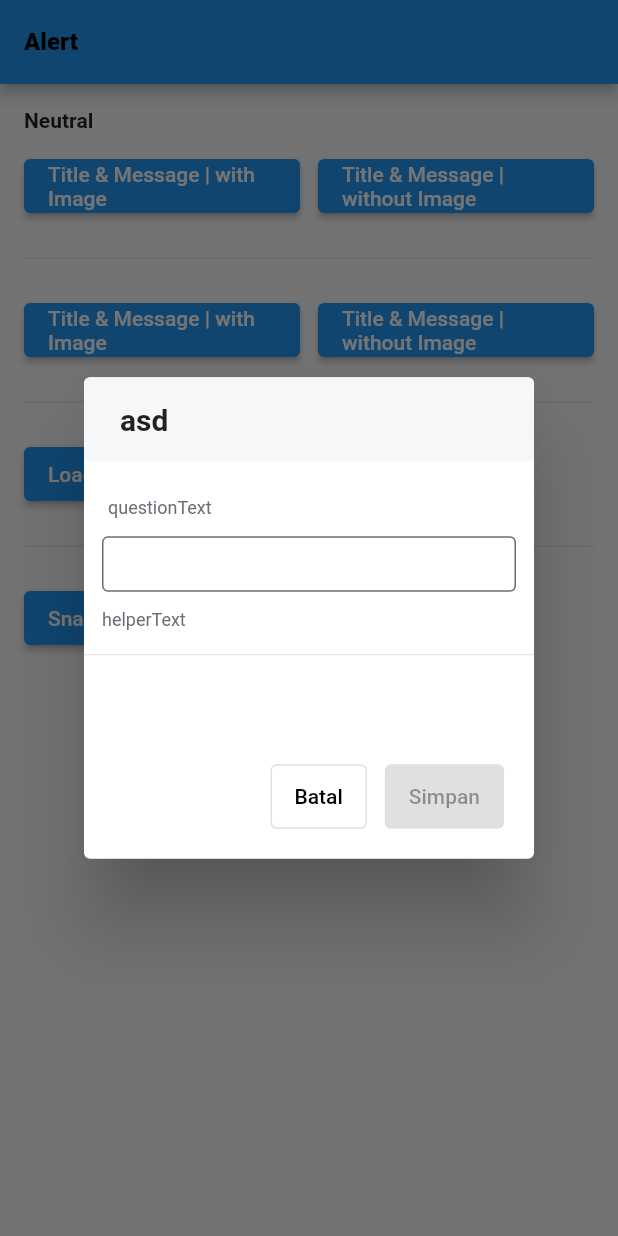
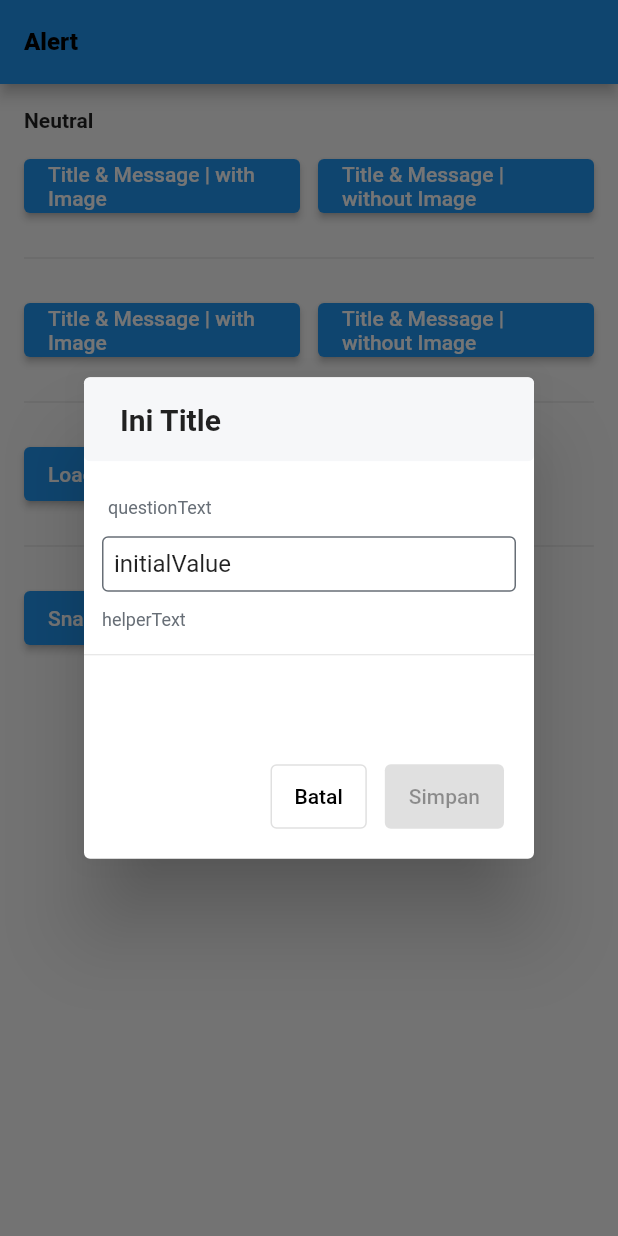
Before and after one commit to greduasia/gredu_common, a Flutter app: the screen it shows after launch, after a tap on "ExInputDialog", on a phone screen of 412 x 824 dp. Run offline on Flutter 3.47's test engine with Material 2 defaults, Android fonts, the phone set to English and light mode, and no system bars; drawn by our look-alikes of velocity_x; our stand-ins replace clock, device_info, faker, flutter_svg, get, loggy; missing offline and left inert: flutter_loggy.

````diff
--- a/example/lib/app/modules/home/home_view.dart
+++ b/example/lib/app/modules/home/home_view.dart
@@ -82,14 +82,14 @@ class HomeView extends GetView<HomeController> {
             ElevatedButton(
               child: 'ExInputDialog'.text.make(),
               onPressed: () => ExInputDialog.single(
-                  title: 'asd',
+                  title: 'Ini Title',
                   questionText: 'questionText',
                   helperText: 'helperText',
+                  initialValue: 'initialValue',
                   onYes: (s) {
                     ExSnackbar.info(
                       message: s,
                       backgroundColor: Colors.blue[50]!,
-
                     );
                   }),
             ),
--- a/lib/src/core/text.dart
+++ b/lib/src/core/text.dart
@@ -3,7 +3,6 @@ library text;
 
 import 'collections.dart';
 
-
 part 'text/associate.dart';
 part 'text/chunked.dart';
 part 'text/grouping_by.dart';
--- a/lib/src/extensions/extension_date.dart
+++ b/lib/src/extensions/extension_date.dart
@@ -9,14 +9,14 @@ import '../../gredu_common.dart';
 ///   originalFilename      : extension_date
 ///   date                  : 22 Jun 2021
 ///   —————————————————————————————————————————————————————————————————————————————
-///    scope                : dateTime <-> string
+///   scope                : dateTime <-> string
 ///
 
 extension StringToDateExtension on String {
   /// Convert String to Date
   /// ---
   /// @param : format (optional)
-DateTime toDateEx({String format = 'yyyy-MM-ddTHH:mm:ssZ'}) {
+  DateTime toDateEx({String format = 'yyyy-MM-ddTHH:mm:ssZ'}) {
     initializeDateFormatting('in');
     const locale = 'in';
     return DateFormat(format, locale).parse(this);
--- a/lib/src/extensions/extension_int.dart
+++ b/lib/src/extensions/extension_int.dart
@@ -1,4 +1,3 @@
-
 ///   created               : Aditya Pratama
 ///   originalFilename      : extension_int
 ///   date                  : 22 Aug 2021
--- a/lib/src/features/_key_val.dart
+++ b/lib/src/features/_key_val.dart
@@ -1,5 +1,3 @@
-
-
 ///   created               : Aditya Pratama
 ///   originalFilename      : _key_val
 ///   date                  : 20 Jun 2021
@@ -10,10 +8,17 @@
 ///   - etc.
 ///
 class KeyVal {
-  KeyVal({required this.key, required this.val, this.icon, this.badge});
+  KeyVal({
+    required this.key,
+    required this.val,
+    this.icon,
+    this.badge,
+    this.isSelected,
+  });
 
   dynamic key;
   String val;
   String? icon;
   bool? badge;
+  bool? isSelected;
 }
--- a/lib/src/features/ex_input_dialog.dart
+++ b/lib/src/features/ex_input_dialog.dart
@@ -16,6 +16,7 @@ mixin ExInputDialog {
     required String title,
     required String questionText,
     required String helperText,
+    String? initialValue,
     double height = 250,
     double width = 300,
     double titleTextSize = 18,
@@ -29,14 +30,13 @@ mixin ExInputDialog {
     Function()? onNo,
   }) {
     final isInputValid = false.obs;
+    final tfController = TextEditingController(text: initialValue);
 
     showDialog(
       context: Get.context!,
       barrierDismissible: isDismissible,
       barrierColor: barrierColor,
       builder: (context) {
-        final tfController = TextEditingController();
-
         return AlertDialog(
           shape: RoundedRectangleBorder(borderRadius: BorderRadius.all(Radius.circular(cornerRadius))),
           contentPadding: EdgeInsets.all(0),
--- a/lib/src/features/ex_loading_dialog.dart
+++ b/lib/src/features/ex_loading_dialog.dart
@@ -32,7 +32,7 @@ mixin ExLoading {
   /// }
   /// ```
   static void show({
-    bool isDismissible = true,
+    bool isDismissible = false,
     String? message = '',
     double? messageSize = 14,
     Widget? imageAsset,
--- a/lib/src/utils/random_string.dart
+++ b/lib/src/utils/random_string.dart
@@ -16,7 +16,6 @@ const upperAlphaStart = 65;
 const upperAlphaEnd = 90;
 
 final _internal = Random();
-
 
 // -- example --
 // main() {
--- a/pubspec.yaml
+++ b/pubspec.yaml
@@ -1,7 +1,7 @@
 name: gredu_common
 description: GreduCommon is an common widget / utils or helper library i made for all type application. whatever application you made, GreduCommon it will help you reduce your fucking time on development process
 
-version: 0.0.8
+version: 0.0.9
 homepage: https://github.com/abehbatre/gredu_common
 
 environment:
````
Also changed, not shown: lib/src/features/ex_alert_dialog.dart (+2 -10 lines), example/pubspec.lock, lib/src/extensions/extension_string.dart (indentation only), lib/src/extensions/extension_time.dart (indentation only), 1 other file.
